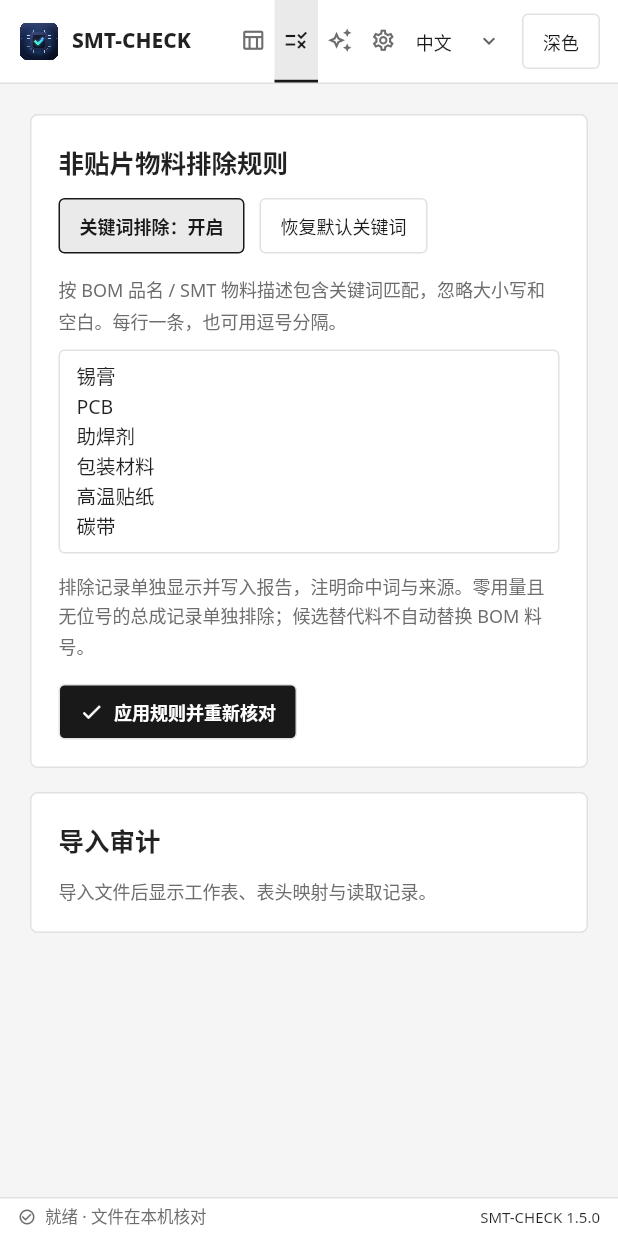
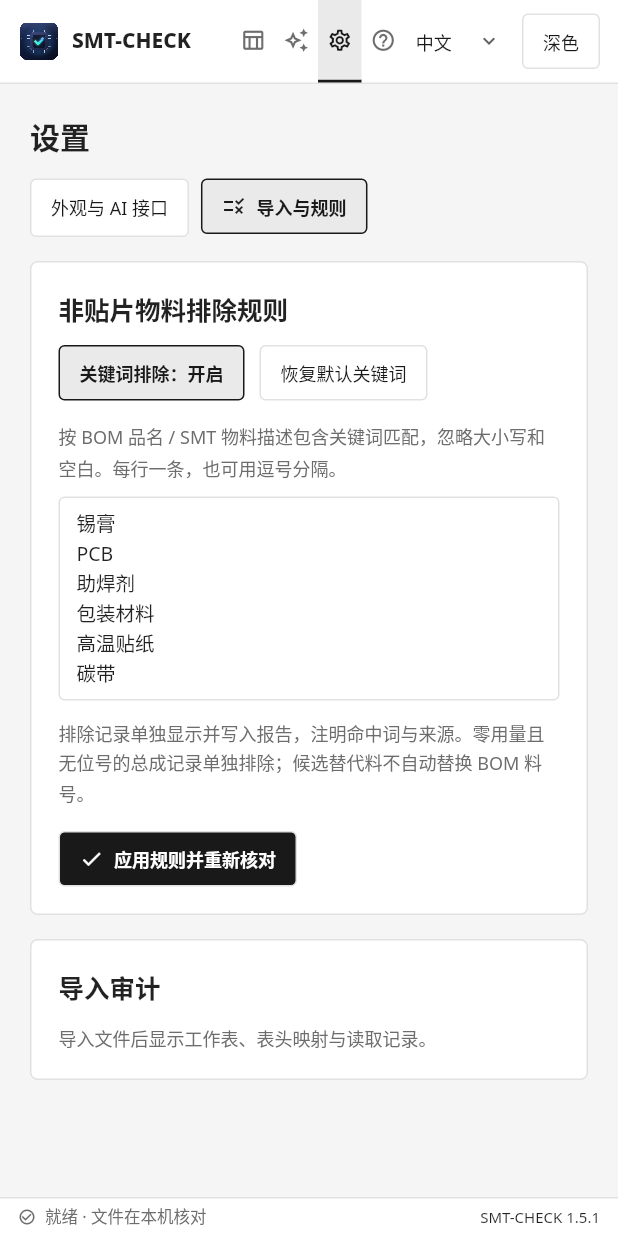
Before and after one commit to Marginal-Z/SMT-CHECK, a Flutter app: the screen it shows after launch, after a tap on "查看排除规则", on a phone screen of 412 x 824 dp. Run offline on Flutter 3.47's test engine with Material 3 defaults, Android fonts, the phone set to English and light mode, and no system bars; our stand-ins replace shared_preferences; missing offline and left inert: file_selector.

Commit message:
Use PASS and NG labels, vivid audit highlights and settings-based rules

```diff
--- a/lib/app.dart
+++ b/lib/app.dart
@@ -69,6 +69,7 @@ class _SmtCheckAppState extends State<SmtCheckApp> {
       aiBusy = false,
       settingsLoaded = false;
   int page = 0;
+  int settingsSection = 0;
   int sessionEpoch = 0;
   int aiEpoch = 0, batchLimit = 24000, sourceCompleted = 0, sourceTotal = 0;
   List<SourceAnalysisBatch> sourceBatches = [];
@@ -308,7 +309,7 @@ class _SmtCheckAppState extends State<SmtCheckApp> {
         error = '';
         page = 0;
         activity =
-            '核对完成 · ${result.count(CheckStatus.pass)} 项一致 / ${result.errors.length} 项异常';
+            '核对完成 · ${result.count(CheckStatus.pass)} 项 PASS / ${result.errors.length} 项 NG';
       });
     } catch (e) {
       if (mounted && epoch == sessionEpoch) setState(() => error = '核对失败：$e');
@@ -405,7 +406,10 @@ class _SmtCheckAppState extends State<SmtCheckApp> {
       config.endpoint;
       return true;
     } catch (e) {
-      setState(() => page = 3);
+      setState(() {
+        page = 2;
+        settingsSection = 0;
+      });
       notify(e.toString());
       return false;
     }
@@ -477,7 +481,8 @@ class _SmtCheckAppState extends State<SmtCheckApp> {
         receivedCharacters = 0;
         aiStartedAt = null;
       }
-      page = test ? 3 : 2;
+      page = test ? 2 : 1;
+      if (test) settingsSection = 0;
       if (test) {
         connectionText = translate('正在测试连接…', language);
       } else {
@@ -561,7 +566,7 @@ class _SmtCheckAppState extends State<SmtCheckApp> {
         limit = batchLimit;
     AiService? service;
     setState(() {
-      page = 2;
+      page = 1;
       aiSourceMode = true;
       aiBusy = true;
       aiStage = AiStage.preparing;
@@ -768,9 +773,8 @@ class _SmtCheckAppState extends State<SmtCheckApp> {
             },
             child: switch (page) {
               0 => workspace(context),
-              1 => rulesPage(context),
-              2 => aiPage(context),
-              3 => settingsPage(context),
+              1 => aiPage(context),
+              2 => settingsPage(context),
               _ => helpPage(context),
             },
           ),
@@ -857,9 +861,7 @@ class _SmtCheckAppState extends State<SmtCheckApp> {
                     child: SelectableText(
                       localText(context, error),
                       style: TextStyle(
-                        color: Palette.of(context)
-                            .result(CheckStatus.error)
-                            .ink,
+                        color: Palette.of(context).alertText,
                         fontSize: 12,
                       ),
                     ),
@@ -921,7 +923,10 @@ class _SmtCheckAppState extends State<SmtCheckApp> {
               DeskButton(
                 '查看排除规则',
                 icon: Icons.rule_outlined,
-                onPressed: () => setState(() => page = 1),
+                onPressed: () => setState(() {
+                  page = 2;
+                  settingsSection = 1;
+                }),
               ),
             ],
           ),
@@ -1063,7 +1068,10 @@ class _SmtCheckAppState extends State<SmtCheckApp> {
             !busy
         ? () => unawaited(analyzeSources(resume: true))
         : null,
-    onSettings: () => setState(() => page = 3),
+    onSettings: () => setState(() {
+      page = 2;
+      settingsSection = 0;
+    }),
     onCopy: () {
       Clipboard.setData(
         ClipboardData(text: aiSourceMode ? sourceAiText : aiText),
@@ -1072,7 +1080,39 @@ class _SmtCheckAppState extends State<SmtCheckApp> {
     },
   );
 
-  Widget settingsPage(BuildContext context) => AiSettingsPanel(
+  Widget settingsPage(BuildContext context) => Column(
+    crossAxisAlignment: CrossAxisAlignment.stretch,
+    children: [
+      const LText(
+        '设置',
+        style: TextStyle(fontSize: 20, fontWeight: FontWeight.w700),
+      ),
+      const SizedBox(height: 14),
+      Wrap(
+        spacing: 8,
+        runSpacing: 6,
+        children: [
+          DeskButton(
+            '外观与 AI 接口',
+            selected: settingsSection == 0,
+            onPressed: () => setState(() => settingsSection = 0),
+          ),
+          DeskButton(
+            '导入与规则',
+            selected: settingsSection == 1,
+            icon: Icons.rule_outlined,
+            onPressed: () => setState(() => settingsSection = 1),
+          ),
+        ],
+      ),
+      const SizedBox(height: 16),
+      Expanded(
+        child: settingsSection == 0 ? aiSettings(context) : rulesPage(context),
+      ),
+    ],
+  );
+
+  Widget aiSettings(BuildContext context) => AiSettingsPanel(
     url: url,
     model: model,
     apiKey: apiKey,
--- a/lib/core/models.dart
+++ b/lib/core/models.dart
@@ -163,8 +163,8 @@ class CheckItem {
   String get smtPositions => smt.map((r) => r.positionsText).join('\n');
   String get description => (bom.isNotEmpty ? bom : smt).first.description;
   String get label => switch (status) {
-    CheckStatus.pass => '一致',
-    CheckStatus.error => '异常',
+    CheckStatus.pass => 'PASS',
+    CheckStatus.error => 'NG',
     CheckStatus.excluded => '已排除',
     CheckStatus.candidate => '候选替代料',
   };
--- a/lib/ui/ai_activity.dart
+++ b/lib/ui/ai_activity.dart
@@ -3,7 +3,6 @@ import 'dart:async';
 import 'package:flutter/material.dart';
 
 import '../services/ai_findings.dart';
-import '../core/models.dart';
 import 'design.dart';
 import 'localized_text.dart';
 
@@ -175,9 +174,7 @@ class _AiActivityState extends State<AiActivity> {
                 style: TextStyle(
                   fontSize: 12,
                   height: 1.6,
-                  color: widget.stage == AiStage.failed
-                      ? p.result(CheckStatus.error).ink
-                      : p.muted,
+                  color: widget.stage == AiStage.failed ? p.alertText : p.muted,
                 ),
               ),
             ),
--- a/lib/ui/design.dart
+++ b/lib/ui/design.dart
@@ -52,6 +52,8 @@ class Palette {
   Color get muted => dark ? const Color(0xFFAAAAAA) : const Color(0xFF6D6D6D);
   Color get line => dark ? const Color(0xFF363636) : const Color(0xFFE1E1E1);
   Color get hover => dark ? const Color(0xFF2C2C2C) : const Color(0xFFF0F0F0);
+  Color get alertText =>
+      dark ? const Color(0xFFFF554A) : const Color(0xFFE00012);
   ResultColors result(CheckStatus status, {bool selected = false}) =>
       switch (status) {
         CheckStatus.pass => ResultColors(
@@ -61,21 +63,12 @@ class Palette {
           good,
           const Color(0xFF101A13),
         ),
-        CheckStatus.error => ResultColors(
+        _ => ResultColors(
           dark ? const Color(0xFF621E1B) : const Color(0xFFFFAAA3),
           dark ? const Color(0xFFFFE5E2) : const Color(0xFF701006),
           bad,
           bad,
           const Color(0xFF240200),
-        ),
-        _ => ResultColors(
-          selected
-              ? Color.alphaBlend(text.withValues(alpha: .08), hover)
-              : hover,
-          muted,
-          line,
-          hover,
-          text,
         ),
       };
   static Palette of(BuildContext context) {
@@ -113,7 +106,7 @@ ThemeData desktopTheme(bool dark, [ThemeAccent accent = ThemeAccent.black]) {
           onPrimary: p.onAccent,
           onSecondary: p.onAccent,
           surface: p.panel,
-          error: p.result(CheckStatus.error).ink,
+          error: p.alertText,
         ),
     textSelectionTheme: TextSelectionThemeData(
       cursorColor: p.accent,
@@ -323,28 +316,28 @@ class ResultBadge extends StatelessWidget {
   @override
   Widget build(BuildContext context) {
     final colors = Palette.of(context).result(status);
-    final isResult = status == CheckStatus.pass || status == CheckStatus.error;
     return Tooltip(
       message: localText(context, label),
       child: Container(
         padding: const EdgeInsets.symmetric(horizontal: 8, vertical: 5),
         decoration: BoxDecoration(
-          color: isResult ? colors.badge : colors.fill,
+          color: colors.badge,
           borderRadius: BorderRadius.circular(3),
         ),
         child: Row(
           mainAxisSize: MainAxisSize.min,
           children: [
-            if (isResult) ...[
-              Icon(
-                status == CheckStatus.pass
-                    ? Icons.check_circle_outline
-                    : Icons.error_outline,
-                size: 14,
-                color: colors.onBadge,
-              ),
-              const SizedBox(width: 5),
-            ],
+            Icon(
+              switch (status) {
+                CheckStatus.pass => Icons.check_circle_outline,
+                CheckStatus.error => Icons.error_outline,
+                CheckStatus.excluded => Icons.block,
+                CheckStatus.candidate => Icons.help_outline,
+              },
+              size: 14,
+              color: colors.onBadge,
+            ),
+            const SizedBox(width: 5),
             Flexible(
               child: LText(
                 label,
@@ -353,7 +346,7 @@ class ResultBadge extends StatelessWidget {
                 style: TextStyle(
                   fontSize: 11,
                   fontWeight: FontWeight.w700,
-                  color: isResult ? colors.onBadge : colors.ink,
+                  color: colors.onBadge,
                 ),
               ),
             ),
--- a/lib/ui/desktop_shell.dart
+++ b/lib/ui/desktop_shell.dart
@@ -5,7 +5,7 @@ import '../l10n/localization.dart';
 import 'design.dart';
 import 'localized_text.dart';
 
-const desktopPages = ['核对工作台', '导入与规则', 'AI 分析核对', '设置', '使用说明'];
+const desktopPages = ['核对工作台', 'AI 分析核对', '设置', '使用说明'];
 
 class DesktopShell extends StatelessWidget {
   final int page;
@@ -114,7 +114,6 @@ class DesktopShell extends StatelessWidget {
                                         Icon(
                                           [
                                             Icons.table_chart_outlined,
-                                            Icons.rule_outlined,
                                             Icons.auto_awesome_outlined,
                                             Icons.settings_outlined,
                                             Icons.help_outline,
@@ -191,7 +190,7 @@ class DesktopShell extends StatelessWidget {
                         ? Icons.error_outline
                         : Icons.check_circle_outline,
                     size: 12,
-                    color: hasError ? p.result(CheckStatus.error).ink : p.muted,
+                    color: hasError ? p.alertText : p.muted,
                   ),
                   const SizedBox(width: 6),
                   Expanded(
@@ -202,7 +201,7 @@ class DesktopShell extends StatelessWidget {
                       style: TextStyle(fontSize: 11, color: p.muted),
                     ),
                   ),
-                  const Text('SMT-CHECK 1.5.0', style: TextStyle(fontSize: 10)),
+                  const Text('SMT-CHECK 1.5.1', style: TextStyle(fontSize: 10)),
                 ],
               ),
             ),
--- a/pubspec.yaml
+++ b/pubspec.yaml
@@ -16,7 +16,7 @@ publish_to: 'none' # Remove this line if you wish to publish to pub.dev
 # https://developer.apple.com/library/archive/documentation/General/Reference/InfoPlistKeyReference/Articles/CoreFoundationKeys.html
 # In Windows, build-name is used as the major, minor, and patch parts
 # of the product and file versions while build-number is used as the build suffix.
-version: 1.5.0+7
+version: 1.5.1+8
 
 environment:
   sdk: ^3.13.2
```
Also changed, not shown: lib/l10n/catalog.dart (+8 -0 lines), lib/ui/ai_findings_view.dart (+7 -2 lines), lib/ui/ai_views.dart (+1 -8 lines), lib/ui/results.dart (+14 -9 lines), 8 other files.
